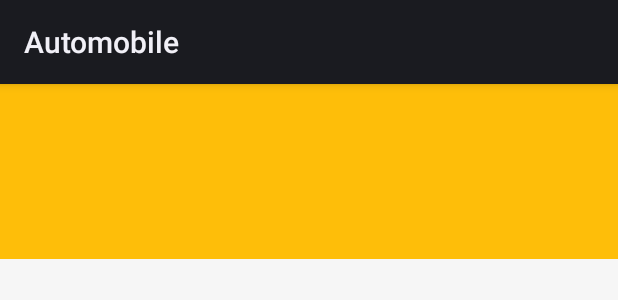
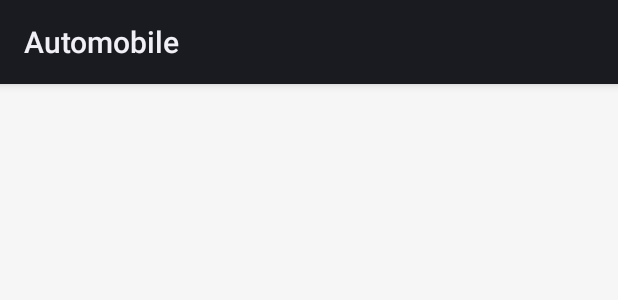
Before and after one commit to androidck/Automobile, an Android app: the layout person_layout.xml on its own in the app's theme, with its tools: preview values and no code run, on a phone screen of 412 x 824 dp. Shown: the top 300 px of the screen. Run offline under Robolectric (Android 15) with nearby library versions, the phone set to English and light mode, and no system bars; plain views replace AutoLinearLayout.

Commit message:
个人中心

```diff
--- a/app/src/main/res/layout/person_layout.xml
+++ b/app/src/main/res/layout/person_layout.xml
@@ -6,9 +6,14 @@
     android:fitsSystemWindows="true"
     android:background="#f6f6f6"
     >
+
+    <!--头部背景 -->
     <com.zhy.autolayout.AutoLinearLayout
         android:layout_width="match_parent"
-        android:layout_height="175px"
-        android:background="@color/colorBgColor"
-        ></com.zhy.autolayout.AutoLinearLayout>
+        android:layout_height="match_parent"
+        android:orientation="vertical"
+        >
+
+    </com.zhy.autolayout.AutoLinearLayout>
+
 </FrameLayout>
```
